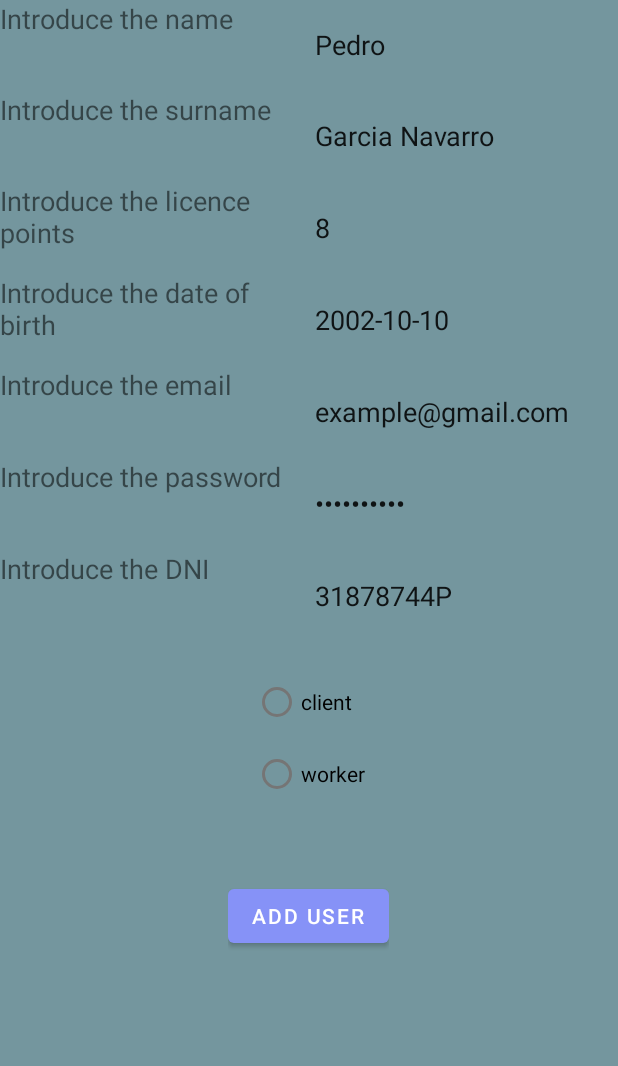
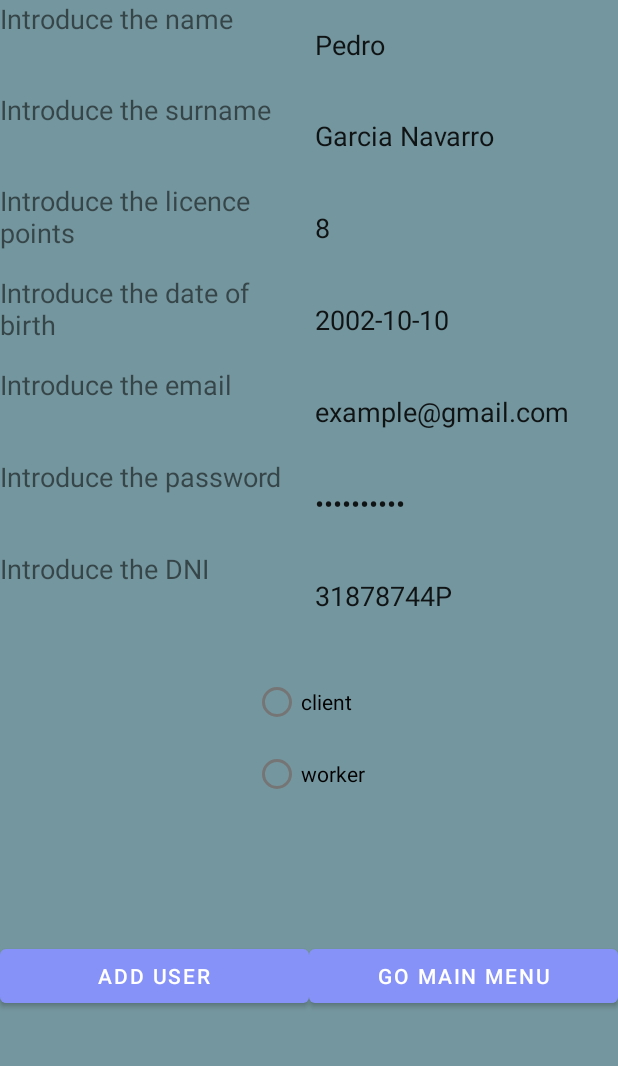
Before and after one commit to alfonsodltUCO/UcoDgt, an Android app: the AddUserActivity screen opened directly, with no data from a screen before it, on a phone screen of 412 x 824 dp, the part 163-1229 px from its top. Run offline under Robolectric (Android 15) with nearby library versions, the phone set to English and light mode, and no system bars; network calls fail.

Commit message:
modifying existing

```diff
--- a/app/src/main/java/mvc/controller/commonFunctions/ForCheckUser.java
+++ b/app/src/main/java/mvc/controller/commonFunctions/ForCheckUser.java
@@ -21,7 +21,7 @@ import mvc.model.data.UserCallback;
 
 public class ForCheckUser {
     public static boolean checkDni(String dni){//used in CheckUserToadd
-        Pattern pattern = Pattern.compile("[0-9]{8}[A-Z a-z]");
+        Pattern pattern = Pattern.compile("[0-9]{8}[A-Z]");
         Matcher mat = pattern.matcher(dni);
         return mat.matches();
     }
--- a/app/src/main/java/mvc/view/admin/AddUserActivity.java
+++ b/app/src/main/java/mvc/view/admin/AddUserActivity.java
@@ -16,7 +16,7 @@ import com.example.ucodgt.R;
 import mvc.controller.admin.CheckUserToAdd;
 
 public class AddUserActivity extends AppCompatActivity implements View.OnClickListener {
-    Button checkAddUser;
+    Button checkAddUser,goMenu;
     String typeofuser;
     String selectedOption;
     EditText editTextName,editTextDni,editTextSurname,editTextAge,editTextPassword,editTextLicencePoints,editTextEmail;
@@ -33,6 +33,8 @@ public class AddUserActivity extends AppCompatActivity implements View.OnClickLi
         editTextDni=findViewById(R.id.editTextDNI);
         editTextName=findViewById(R.id.editTextName);
         editTextSurname=findViewById(R.id.editTextSurname);
+        checkAddUser=findViewById(R.id.checkAdd);
+        goMenu=findViewById(R.id.goMainMenu);
         radiogrouptypeuser=findViewById(R.id.radioGroupTypeUserToAdd);
         editTextLicencePoints=findViewById(R.id.editTextLicencePoints);
         editTextPassword=findViewById(R.id.editTextPassword);
@@ -42,8 +44,7 @@ public class AddUserActivity extends AppCompatActivity implements View.OnClickLi
                 selectedOption = radioButton.getText().toString().trim();
             }
         });
-        checkAddUser=findViewById(R.id.checkAdd);
-
+        goMenu.setOnClickListener(this);
         checkAddUser.setOnClickListener(this);
     }
 
@@ -63,6 +64,9 @@ public class AddUserActivity extends AppCompatActivity implements View.OnClickLi
            checkUserToAdd.putExtra("type",typeofuser);
            checkUserToAdd.putExtra("typeofusertoadd",selectedOption);
            startActivity(checkUserToAdd);
-       }
+       }else if(v.getId()==R.id.goMainMenu){
+            Intent goMenu=new Intent(AddUserActivity.this, AdminActivity.class);
+            startActivity(goMenu);
+        }
     }
 }
--- a/app/src/main/res/layout/activity_main.xml
+++ b/app/src/main/res/layout/activity_main.xml
@@ -43,6 +43,7 @@
             android:layout_weight="1"
             android:orientation="vertical"
             android:layout_gravity="center"
+            android:layout_marginTop="5sp"
             >
             <TextView
                 android:layout_marginTop="20dp"
@@ -74,6 +75,7 @@
             android:layout_width="0dp"
             android:layout_height="match_parent"
             android:layout_weight="1"
+            android:layout_marginTop="5sp"
             >
 
             <EditText
--- a/app/src/main/res/layout/introduce_user.xml
+++ b/app/src/main/res/layout/introduce_user.xml
@@ -209,7 +209,7 @@
 
     </LinearLayout>
     <LinearLayout
-        android:layout_width="wrap_content"
+        android:layout_width="match_parent"
         android:layout_height="0dp"
         android:layout_weight="0.3"
         android:layout_gravity="center"
@@ -217,13 +217,23 @@
         >
         <Button
             android:id="@+id/checkAdd"
-            android:layout_width="wrap_content"
+            android:layout_width="0dp"
+            android:layout_weight="1"
             android:layout_height="wrap_content"
+            android:layout_gravity="center"
+            android:text="Add User"
+        >
 
-            android:text="Add User"
-            app:layout_constraintBottom_toBottomOf="parent"
-            app:layout_constraintEnd_toEndOf="parent"
-            app:layout_constraintStart_toStartOf="parent"
-            tools:ignore="HardcodedText" />
+        </Button>
+        <Button
+            android:id="@+id/goMainMenu"
+            android:layout_width="0dp"
+            android:layout_height="wrap_content"
+            android:layout_weight="1"
+            android:layout_gravity="center"
+            android:text="Go main menu"
+            >
+
+        </Button>
     </LinearLayout>
 </LinearLayout>
```
Also changed, not shown: app/src/main/java/mvc/view/admin/AdminActivity.java (+20 -4 lines), app/src/main/java/mvc/view/admin/DeleteUserActivity.java (+7 -1 lines), app/src/main/java/mvc/view/admin/FindUserActivity.java (+6 -1 lines), app/src/main/res/layout/adminmain.xml (+17 -0 lines), app/src/main/res/layout/delete_user.xml (+13 -2 lines), app/src/main/res/layout/find_user.xml (+13 -2 lines).
